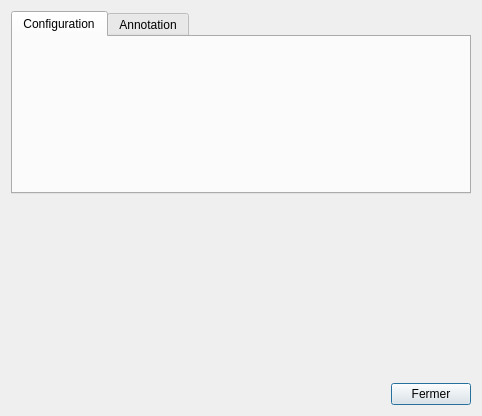
Before: the Qt Designer form sources/ui/dialogautonum.ui in qelectrotech/qelectrotech-source-mirror, drawn with Qt 5.
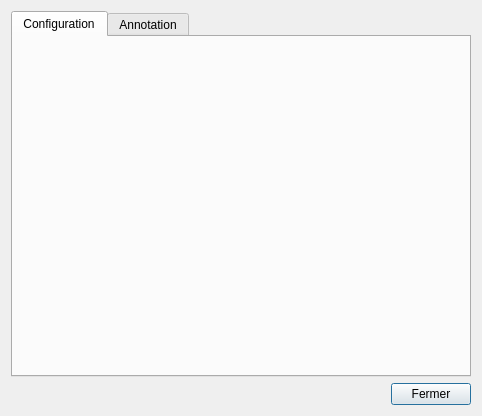
After: the same form once the commit is applied. Icons and pictures are not drawn.

Diff of the .ui file:
```diff
--- a/sources/ui/dialogautonum.ui
+++ b/sources/ui/dialogautonum.ui
@@ -116,19 +116,6 @@
      </widget>
     </widget>
    </item>
-   <item>
-    <spacer name="verticalSpacer">
-     <property name="orientation">
-      <enum>Qt::Vertical</enum>
-     </property>
-     <property name="sizeHint" stdset="0">
-      <size>
-       <width>20</width>
-       <height>40</height>
-      </size>
-     </property>
-    </spacer>
-   </item>
    <item>
     <layout class="QHBoxLayout" name="horizontalLayout">
      <item>
```
Left out of the diff: 18 changed lines with no effect on the pictures.
